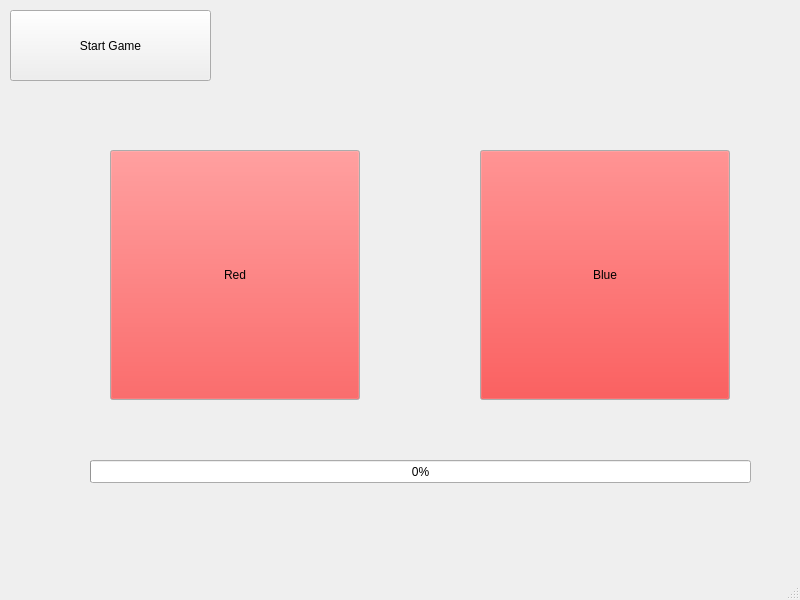
First picture: the form in mainwindow.ui, repository sdutson/SimonGame, before the edit.
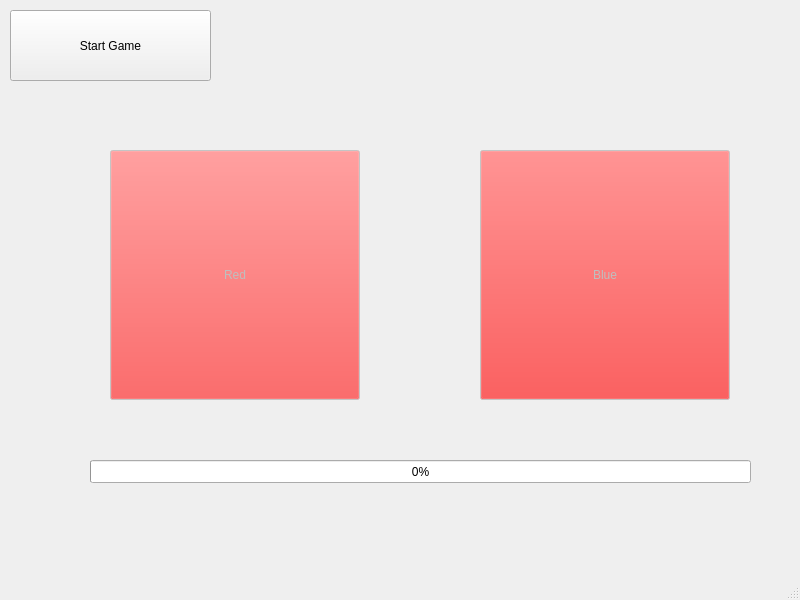
Second picture: the form after the edit.

Commit message: Started Implementing button 'flash'

The edit to the form file:
```diff
--- a/mainwindow.ui
+++ b/mainwindow.ui
@@ -15,6 +15,9 @@
   </property>
   <widget class="QWidget" name="centralwidget">
    <widget class="QPushButton" name="redButton">
+    <property name="enabled">
+     <bool>false</bool>
+    </property>
     <property name="geometry">
      <rect>
       <x>110</x>
@@ -65,6 +68,9 @@
     </property>
    </widget>
    <widget class="QPushButton" name="blueButton">
+    <property name="enabled">
+     <bool>false</bool>
+    </property>
     <property name="geometry">
      <rect>
       <x>480</x>
```
Left out of the diff: 6 changed lines with no effect on the pictures. The commit also changes 3 other files.
